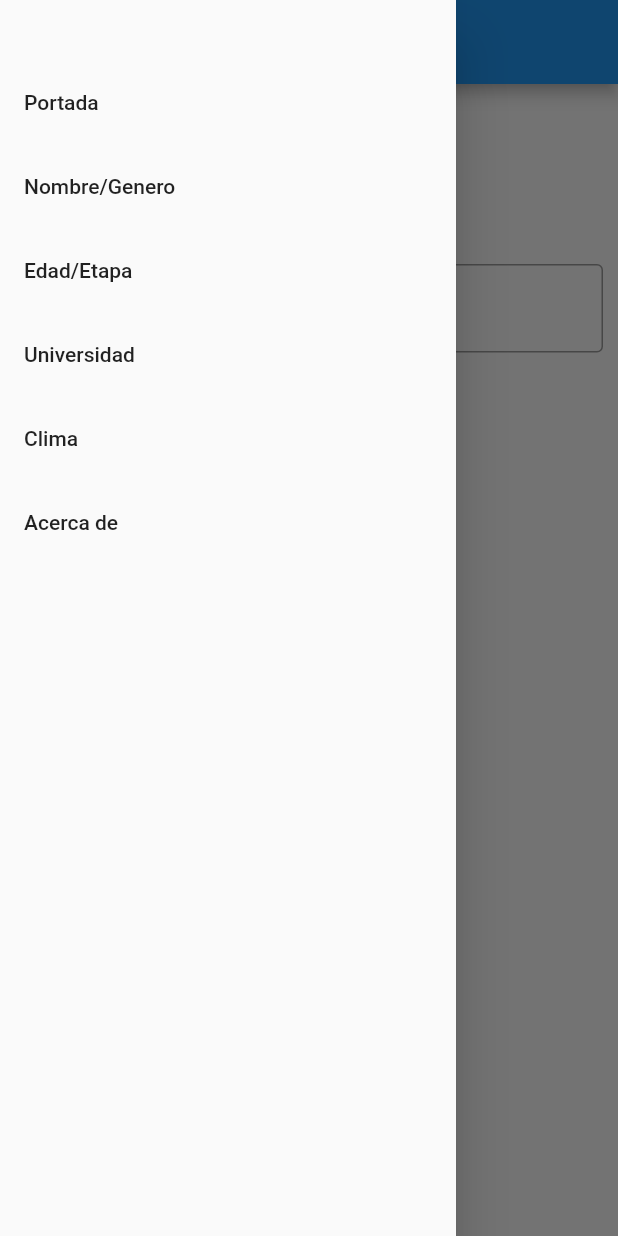
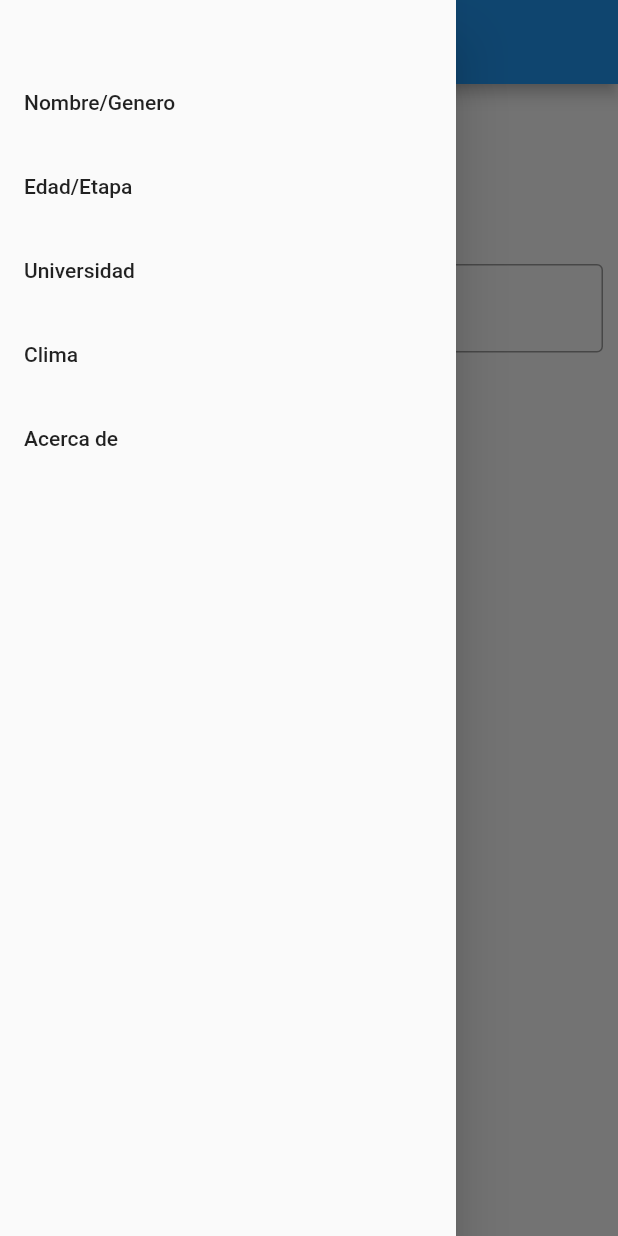
Before and after one commit to Alexander-PE/tarea6, a Flutter app: the screen it shows after launch, with the side drawer open, on a phone screen of 412 x 824 dp. Run offline on Flutter 3.47's test engine with Material 2 defaults, Android fonts, the light colour scheme and no system bars; our stand-ins replace dio.

Commit message:
Update Fix Navigation

```diff
--- a/lib/main.dart
+++ b/lib/main.dart
@@ -37,34 +37,29 @@ class _MyAppState extends State<MyApp> {
           child: ListView(
             padding: const EdgeInsets.only(top: 40),
             children:  [
-              ListTile(title: const Text("Portada"), onTap: (){
+              ListTile(title: const Text("Nombre/Genero"), onTap: (){
                 setState(() {
                   page=0;
                 });
               },),
-              ListTile(title: const Text("Nombre/Genero"), onTap: (){
+              ListTile(title: const Text("Edad/Etapa"), onTap: (){
                 setState(() {
                   page=1;
                 });
               },),
-              ListTile(title: const Text("Edad/Etapa"), onTap: (){
+              ListTile(title: const Text("Universidad"), onTap: (){
                 setState(() {
                   page=2;
                 });
               },),
-              ListTile(title: const Text("Universidad"), onTap: (){
+              ListTile(title: const Text("Clima"), onTap: (){
                 setState(() {
                   page=3;
                 });
               },),
-              ListTile(title: const Text("Clima"), onTap: (){
+              ListTile(title: const Text("Acerca de"), onTap: (){
                 setState(() {
                   page=4;
-                });
-              },),
-              ListTile(title: const Text("Acerca de"), onTap: (){
-                setState(() {
-                  page=5;
                 });
               },)
           ],),
```
